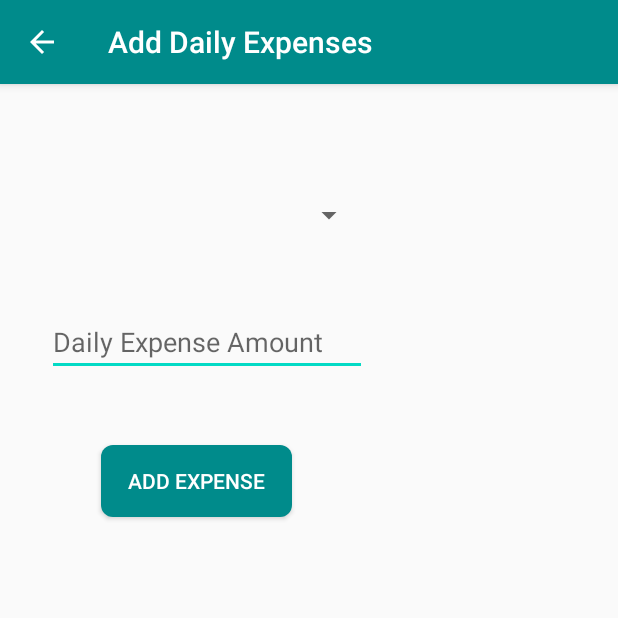
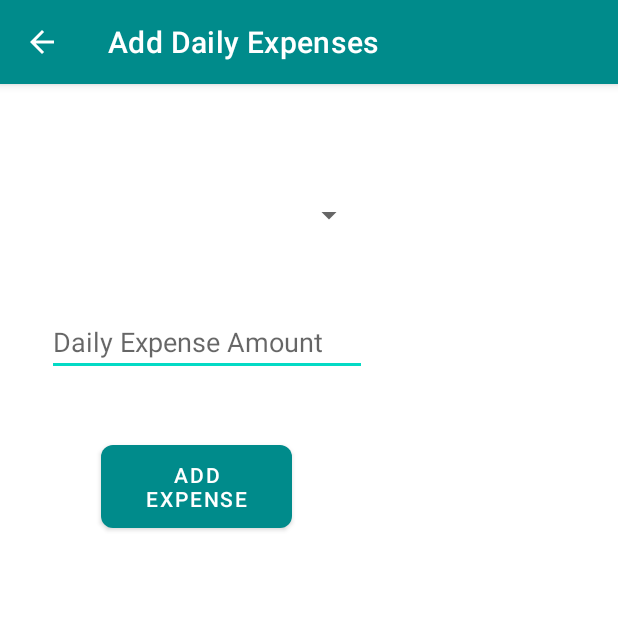
Before and after one commit to abhinaykacham/ExpenseTracker, an Android app: the AddDailyExpenseActivity screen opened directly, with no data from a screen before it, on a phone screen of 412 x 824 dp, the top half of it. Run offline under Robolectric (Android 15) with nearby library versions, the phone set to English and light mode, and no system bars.

```diff
--- a/app/src/main/java/com/expensetracker/DBHelper.java
+++ b/app/src/main/java/com/expensetracker/DBHelper.java
@@ -476,6 +476,7 @@ public class DBHelper extends SQLiteOpenHelper {
                 + DAILY_EXPENSES_TABLE_NAME+"."+DAILY_EXPENSES_COLUMN_CREATED_DATE
                 + " FROM "+ DAILY_EXPENSES_TABLE_NAME
                 + " , " + SAVED_EXPENSES_TABLE_NAME
+                + " " + USERS_TABLE_NAME
                 + " WHERE " + SAVED_EXPENSES_TABLE_NAME+ "." +SAVED_EXPENSES_COLUMN_USER+ " = '" + username +"'"
                 + " AND " + SAVED_EXPENSES_TABLE_NAME +"."+SAVED_EXPENSES_COLUMN_EXPENSE_ID
                 + " = " +DAILY_EXPENSES_TABLE_NAME+"."+DAILY_EXPENSES_COLUMN_SAVED_EXPENSE_ID
--- a/app/src/main/java/com/expensetracker/ui/reporting/ReportingFragment.java
+++ b/app/src/main/java/com/expensetracker/ui/reporting/ReportingFragment.java
@@ -2,6 +2,7 @@
 
 package com.expensetracker.ui.reporting;
 
+import android.graphics.Color;
 import android.os.Bundle;
 import android.view.LayoutInflater;
 import android.view.View;
@@ -31,6 +32,8 @@ public class ReportingFragment extends Fragment {
         tabLayout.addTab(tabLayout.newTab().setText("Daily Savings"));
         tabLayout.addTab(tabLayout.newTab().setText("Item Expenses"));
         tabLayout.setTabGravity(TabLayout.GRAVITY_FILL);
+        tabLayout.setSelectedTabIndicatorColor(Color.parseColor("#ffffff"));
+        tabLayout.setTabTextColors(Color.parseColor("#ffffff"), Color.parseColor("#ffffff"));
         final ViewPager viewPager =(ViewPager)root.findViewById(R.id.view_pager);
         FragmentCollectionPagerAdapter tabsAdapter = new FragmentCollectionPagerAdapter(this.getActivity().getSupportFragmentManager(), tabLayout.getTabCount());
         viewPager.setAdapter(tabsAdapter);
--- a/app/src/main/res/values/styles.xml
+++ b/app/src/main/res/values/styles.xml
@@ -1,14 +1,12 @@
 <resources>
     <!-- Base application theme. -->
-    <style name="AppTheme" parent="Theme.AppCompat.Light.DarkActionBar">
+    <style name="AppTheme" parent="Theme.MaterialComponents.Light.DarkActionBar">
         <!-- Customize your theme here. -->
         <item name="colorPrimary">@color/colorPrimary</item>
         <item name="colorPrimaryDark">@color/colorPrimaryDark</item>
         <item name="colorAccent">@color/colorAccent</item>
-        <item name="materialCalendarStyle">@style/Widget.MaterialComponents.MaterialCalendar</item>
-        <item name="materialCalendarFullscreenTheme">@style/ThemeOverlay.MaterialComponents.MaterialCalendar.Fullscreen</item>
-        <item name="materialCalendarTheme">@style/ThemeOverlay.MaterialComponents.MaterialCalendar</item>
-        <item name="colorSurface">#FFFFFF</item>
+        <item name="materialCalendarFullscreenTheme">@style/CustomThemeOverlay_MaterialCalendar_Fullscreen</item>
+
     </style>
 
     <style name="SplashTheme" parent="Theme.AppCompat.NoActionBar">
@@ -26,6 +24,16 @@
         <item name="windowNoTitle">true</item>
     </style>
 
+    <style name="CustomThemeOverlay_MaterialCalendar_Fullscreen"
+        parent="@style/ThemeOverlay.MaterialComponents.MaterialCalendar.Fullscreen">
+        <item name="materialCalendarStyle">@style/Custom_MaterialCalendar.Fullscreen</item>
+    </style>
+
+    <style name="Custom_MaterialCalendar.Fullscreen"
+        parent="@style/Widget.MaterialComponents.MaterialCalendar.Fullscreen">
+        <item name="android:windowFullscreen">false</item>
+    </style>
+
     <style name="AppTheme.AppBarOverlay" parent="ThemeOverlay.AppCompat.Dark.ActionBar" />
 
     <style name="AppTheme.PopupOverlay" parent="ThemeOverlay.AppCompat.Light" />
```
Also changed, not shown: app/src/main/java/com/expensetracker/ui/reporting/DailyExpensesFragment.java (+37 -24 lines).
